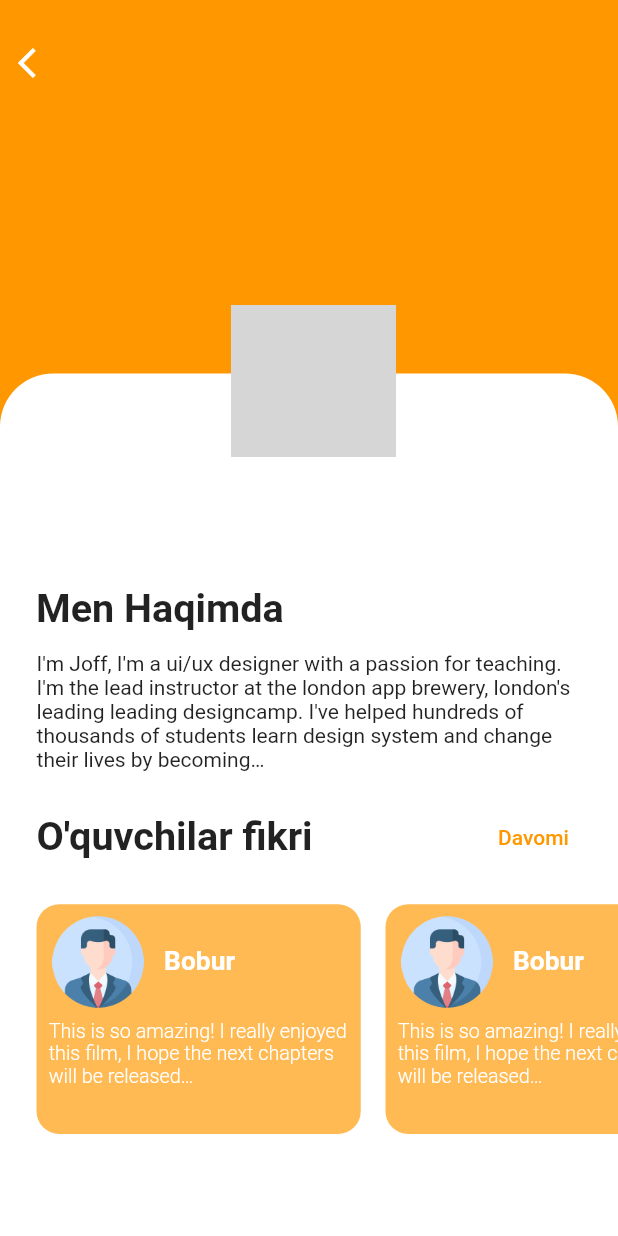
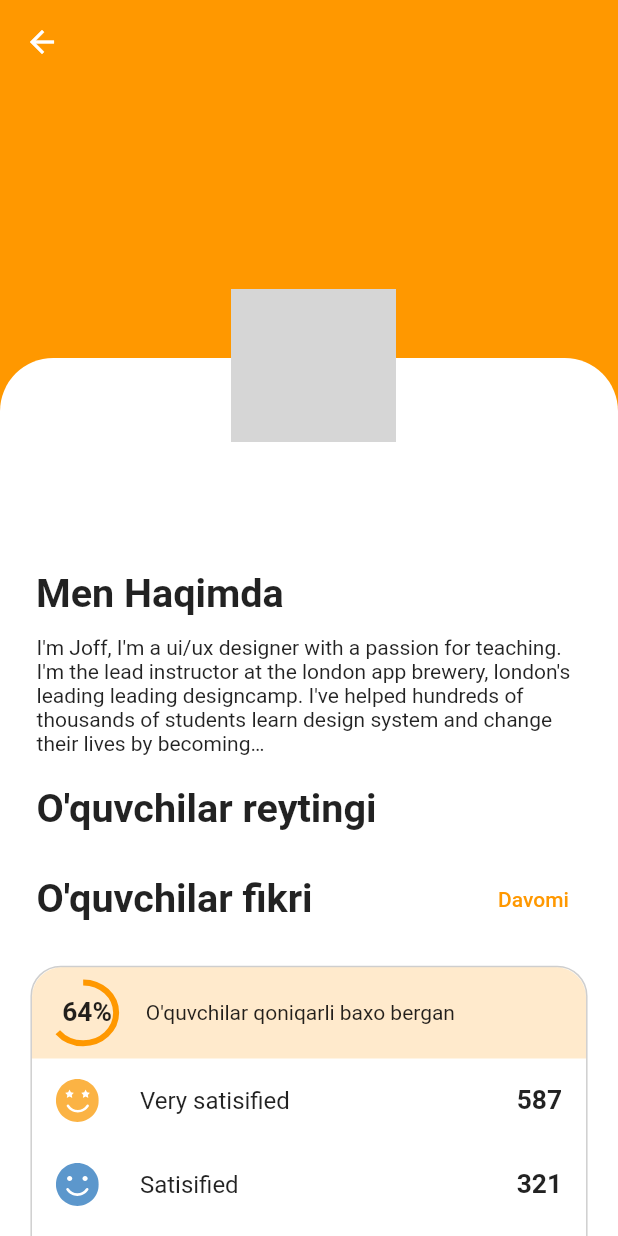
Before and after one commit to said8811/registon, a Flutter app: the TeacherDetails screen opened directly with empty values, on a phone screen of 412 x 824 dp. Run offline on Flutter 3.47's test engine with Material 2 defaults, Android fonts, the phone set to English and light mode, and no system bars; our stand-ins replace bloc, carousel_slider, dio, equatable, flutter_bloc, flutter_screenutil and 6 more; accounts and stored records are empty; network calls fail; grey boxes are pictures that could not be loaded.

Commit message:
few changes

```diff
--- /dev/null
+++ b/lib/data/models/rating_model/rating_model.dart
@@ -0,0 +1,19 @@
+class RatingModel {
+  String txt;
+  String iconPath;
+  String count;
+
+  RatingModel({required this.txt, required this.iconPath, required this.count});
+
+  static List<RatingModel> ratings = [
+    RatingModel(
+        txt: "Very satisified",
+        iconPath: "assets/svg/very_satisified.svg",
+        count: "587"),
+    RatingModel(
+        txt: "Satisified", iconPath: "assets/svg/satisified.svg", count: "321"),
+    RatingModel(
+        txt: "Neutral", iconPath: "assets/svg/neutral.svg", count: "200"),
+    RatingModel(txt: "Poor", iconPath: "assets/svg/poor.svg", count: "44"),
+  ];
+}
--- a/lib/screens/teacher_details/teacher_detail_page.dart
+++ b/lib/screens/teacher_details/teacher_detail_page.dart
@@ -5,6 +5,7 @@ import 'package:flutter/src/widgets/placeholder.dart';
 import 'package:flutter_screenutil/flutter_screenutil.dart';
 import 'package:registon/data/models/teachers_model/teachers_model.dart';
 import 'package:registon/screens/teacher_details/widgets/comment_widget.dart';
+import 'package:registon/screens/teacher_details/widgets/rating_widget.dart';
 import 'widgets/calendar_container.dart';
 
 class TeacherDetails extends StatefulWidget {
@@ -20,61 +21,22 @@ class _TeacherDetailsState extends State<TeacherDetails> {
   @override
   Widget build(BuildContext context) {
     return Scaffold(
-      body: Container(
+      appBar: AppBar(
+        backgroundColor: Colors.orange,
+        elevation: 0,
+        iconTheme: const IconThemeData(color: Colors.white),
+      ),
+      body: SingleChildScrollView(
+        child: Container(
           width: double.infinity,
           decoration: const BoxDecoration(color: Colors.orange),
           child: Column(
             children: [
               SizedBox(
-              height: 18.h,
-            ),
-            Row(
-              children: [
-                IconButton(
-                    onPressed: () {
-                      Navigator.pop(context);
-                    },
-                    icon: const Icon(
-                      Icons.arrow_back_ios,
-                      color: Colors.white,
-                    ))
-              ],
-            ),
-            SizedBox(
                 height: 180.h,
               ),
-            //   SizedBox(
-
-            //     height: 88.h,
-            //     child: ListView.builder(
-            //       itemCount: 7,
-            //       padding: const EdgeInsets.only(left: 24, right: 12).r,
-            //       scrollDirection: Axis.horizontal,
-            //       physics: const BouncingScrollPhysics(),
-            //       itemBuilder: (context, index) {
-            //         return GestureDetector(
-            //           onTap: () {
-            //             setState(() {
-            //               selectedDay = index;
-            //             });
-            //           },
-            //           child: CalendarContainer(
-            //             select: selectedDay == index ? true : false,
-            //             week: DateFormat.E().format(
-            //                 DateTime.fromMillisecondsSinceEpoch(
-            //                     DateTime.now().millisecondsSinceEpoch +
-            //                         (index) * 86400000)),
-            //             date: DateTime.fromMillisecondsSinceEpoch(
-            //                     DateTime.now().millisecondsSinceEpoch +
-            //                         (index) * 86400000)
-            //                 .day,
-            //           ),
-            //         );
-            //       },
-            //     ),
-            //   ),
-            Expanded(
-              child: Container(
+              Container(
+                height: 900.h,
                 width: double.infinity,
                 decoration: BoxDecoration(
                     color: Colors.white,
@@ -145,6 +107,15 @@ class _TeacherDetailsState extends State<TeacherDetails> {
                     SizedBox(height: 20.h),
                     Padding(
                       padding: EdgeInsets.symmetric(horizontal: 24.0.r),
+                      child: Text(
+                        "O'quvchilar reytingi",
+                        style: TextStyle(
+                            fontSize: 24.sp, fontWeight: FontWeight.bold),
+                      ),
+                    ),
+                    SizedBox(height: 20.h),
+                    Padding(
+                      padding: EdgeInsets.symmetric(horizontal: 24.0.r),
                       child: Row(
                         children: [
                           Text(
@@ -160,9 +131,7 @@ class _TeacherDetailsState extends State<TeacherDetails> {
                         ],
                       ),
                     ),
-                    SizedBox(
-                      height: 20.h,
-                    ),
+                    TeacherRatingWidget(),
                     Container(
                       decoration: const BoxDecoration(),
                       height: 151.h,
@@ -182,11 +151,41 @@ class _TeacherDetailsState extends State<TeacherDetails> {
                     )
                   ],
                 ),
-              ),
               )
             ],
+          ),
         ),
       ),
     );
   }
 }
+ //   SizedBox(
+
+            //     height: 88.h,
+            //     child: ListView.builder(
+            //       itemCount: 7,
+            //       padding: const EdgeInsets.only(left: 24, right: 12).r,
+            //       scrollDirection: Axis.horizontal,
+            //       physics: const BouncingScrollPhysics(),
+            //       itemBuilder: (context, index) {
+            //         return GestureDetector(
+            //           onTap: () {
+            //             setState(() {
+            //               selectedDay = index;
+            //             });
+            //           },
+            //           child: CalendarContainer(
+            //             select: selectedDay == index ? true : false,
+            //             week: DateFormat.E().format(
+            //                 DateTime.fromMillisecondsSinceEpoch(
+            //                     DateTime.now().millisecondsSinceEpoch +
+            //                         (index) * 86400000)),
+            //             date: DateTime.fromMillisecondsSinceEpoch(
+            //                     DateTime.now().millisecondsSinceEpoch +
+            //                         (index) * 86400000)
+            //                 .day,
+            //           ),
+            //         );
+            //       },
+            //     ),
+            //   ),
--- a/lib/screens/teacher_details/widgets/comment_widget.dart
+++ b/lib/screens/teacher_details/widgets/comment_widget.dart
@@ -9,7 +9,7 @@ class CommentWidget extends StatelessWidget {
   @override
   Widget build(BuildContext context) {
     return Container(
-      height: 151.h,
+      height: 161.h,
       width: 213.h,
       padding: const EdgeInsets.all(8).r,
       decoration: BoxDecoration(
--- /dev/null
+++ b/lib/screens/teacher_details/widgets/rating_widget.dart
@@ -0,0 +1,83 @@
+import 'package:flutter/material.dart';
+import 'package:flutter/src/widgets/framework.dart';
+import 'package:flutter/src/widgets/placeholder.dart';
+import 'package:flutter_screenutil/flutter_screenutil.dart';
+import 'package:flutter_svg/flutter_svg.dart';
+import 'package:registon/data/models/rating_model/rating_model.dart';
+
+class TeacherRatingWidget extends StatelessWidget {
+  const TeacherRatingWidget({super.key});
+
+  @override
+  Widget build(BuildContext context) {
+    return Container(
+      height: 300.h,
+      margin: EdgeInsets.symmetric(horizontal: 20.r, vertical: 20.r),
+      decoration: BoxDecoration(
+        borderRadius: BorderRadius.circular(20.r),
+        border: Border.all(color: Colors.grey.withOpacity(0.5)),
+      ),
+      child: Column(
+        children: [
+          Container(
+            height: 60.h,
+            padding: EdgeInsets.symmetric(horizontal: 12.r),
+            decoration: BoxDecoration(
+                color: Colors.orange.withOpacity(0.2),
+                borderRadius: const BorderRadius.only(
+                    topLeft: Radius.circular(20),
+                    topRight: Radius.circular(20))),
+            child: Row(
+              children: [
+                Stack(
+                  children: [
+                    Container(
+                      height: 40.h,
+                      width: 40.w,
+                      child: const CircularProgressIndicator(
+                        color: Colors.orange,
+                        value: 0.64,
+                      ),
+                    ),
+                    Positioned(
+                        left: 8,
+                        top: 10,
+                        child: Text(
+                          "64%",
+                          style: TextStyle(
+                              fontSize: 16.sp, fontWeight: FontWeight.bold),
+                        )),
+                  ],
+                ),
+                SizedBox(width: 18.w),
+                const Text("O'quvchilar qoniqarli baxo bergan")
+              ],
+            ),
+          ),
+          Container(
+            decoration: BoxDecoration(),
+            height: 226.h,
+            child: ListView.builder(
+              physics: const NeverScrollableScrollPhysics(),
+              itemCount: 4,
+              itemBuilder: (context, index) {
+                return ListTile(
+                  leading: SvgPicture.asset(
+                    RatingModel.ratings[index].iconPath,
+                    width: 26.w,
+                  ),
+                  title: Text(RatingModel.ratings[index].txt),
+                  trailing: Text(
+                    RatingModel.ratings[index].count,
+                    style:
+                        TextStyle(fontSize: 16.sp, fontWeight: FontWeight.bold),
+                  ),
+                );
+              },
+            ),
+          )
+        ],
+      ),
+    );
+  }
+}
```
Also changed, not shown: lib/screens/search/search_teacher.dart (+42 -7 lines), lib/screens/tab_box/home/home_page.dart (+24 -7 lines), assets/svg/neutral.svg (added), assets/svg/poor.svg (added), assets/svg/satisified.svg (added), assets/svg/very_satisified.svg (added). Lines whose indentation alone changed are shown as unchanged.
